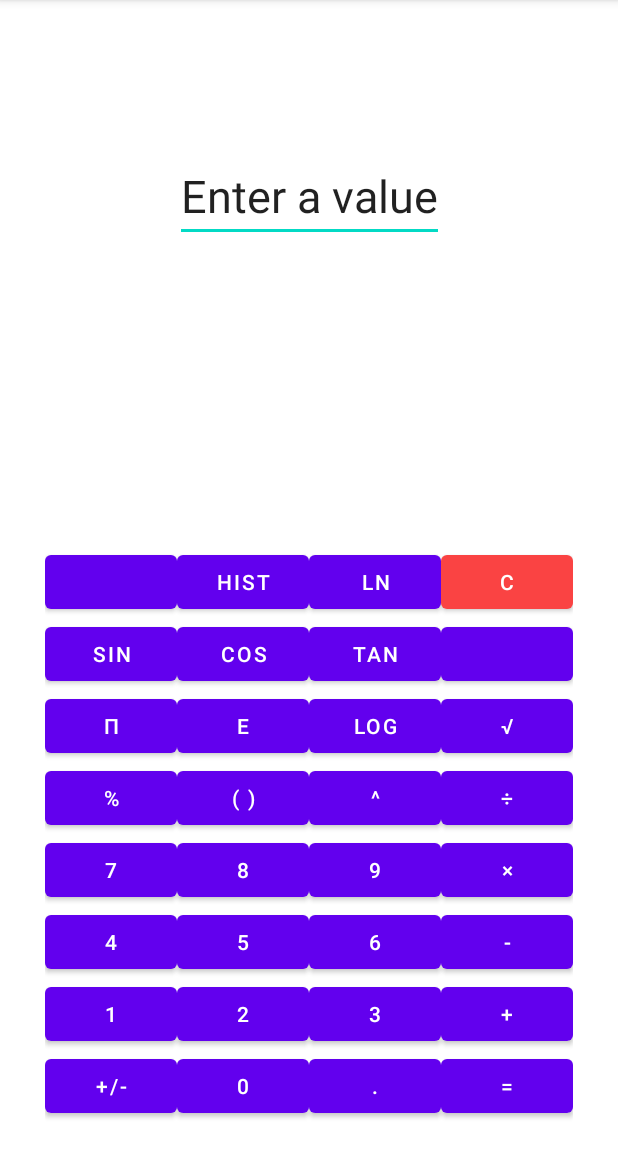
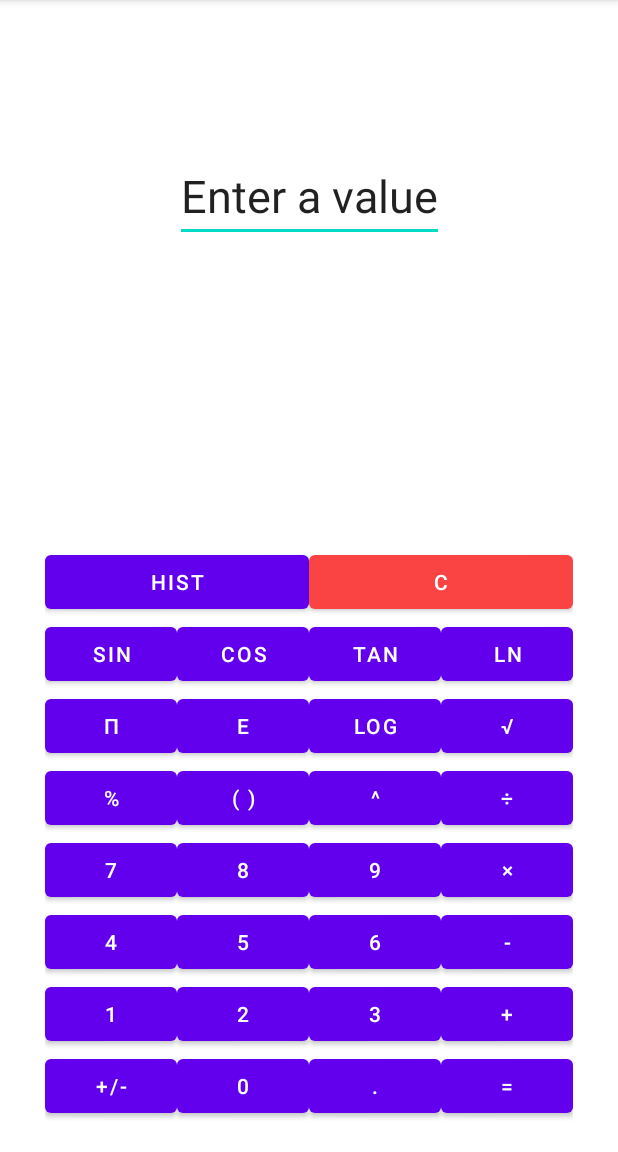
Before and after one commit to anthonysilva98/Group-5-Project, an Android app: the screen it shows after launch (AdvancedActivity), on a phone screen of 412 x 824 dp, the part 84-1236 px from its top. Run offline under Robolectric (Android 15) with nearby library versions, the phone set to English and light mode, and no system bars.

Commit message:
updates to advanced

```diff
--- a/app/src/main/res/layout/advanced_ui.xml
+++ b/app/src/main/res/layout/advanced_ui.xml
@@ -24,25 +24,11 @@
             android:layout_height="match_parent">
 
             <Button
-                android:id="@+id/buttonmmode"
-                android:layout_width="wrap_content"
-                android:layout_height="wrap_content"
-                android:layout_weight="1"
-                android:text="" />
-
-            <Button
                 android:id="@+id/buttonhistory"
                 android:layout_width="wrap_content"
                 android:layout_height="wrap_content"
                 android:layout_weight="1"
                 android:text="@string/history" />
-
-            <Button
-                android:id="@+id/buttonbase"
-                android:layout_width="wrap_content"
-                android:layout_height="wrap_content"
-                android:layout_weight="1"
-                android:text="@string/naturalLog" />
 
             <Button
                 android:id="@+id/clearbutton"
@@ -83,12 +69,12 @@
                 android:text="@string/tan" />
 
             <Button
-                android:id="@+id/buttonBackspace"
+                android:id="@+id/buttonnaturallog"
                 android:layout_width="wrap_content"
                 android:layout_height="wrap_content"
                 android:layout_weight="1"
                 android:onClick="backspacebutton"
-                android:text="" />
+                android:text="LN" />
         </TableRow>
 
         <TableRow
```
